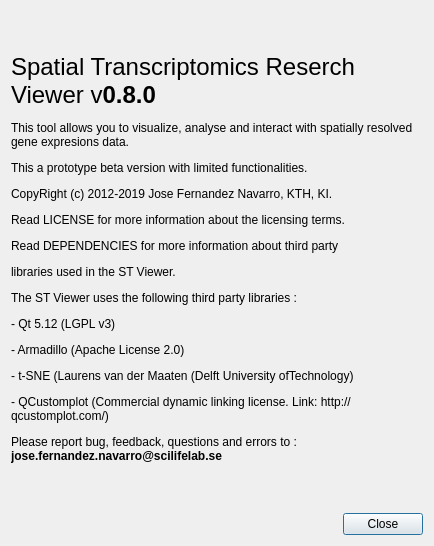
First picture: the form in src/dialogs/aboutdialog.ui, repository jfnavarro/st_viewer, before the edit.
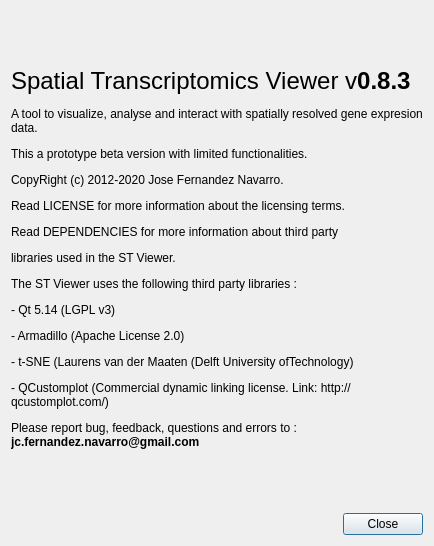
Second picture: the form after the edit.

Commit message: Fixed rendering bug (missing spots) and updated info and license

Diff of the .ui file:
```diff
--- a/src/dialogs/aboutdialog.ui
+++ b/src/dialogs/aboutdialog.ui
@@ -43,7 +43,7 @@
         <bool>true</bool>
        </property>
        <property name="text">
-        <string>&lt;html&gt;&lt;head/&gt;&lt;body&gt;&lt;p&gt;&lt;span style=&quot; font-size:18pt;&quot;&gt;Spatial Transcriptomics Reserch Viewer v&lt;/span&gt;&lt;span style=&quot; font-size:18pt; font-weight:600;&quot;&gt;0.8.0&lt;/span&gt;&lt;/p&gt;&lt;p&gt;This tool allows you to visualize, analyse and interact with spatially resolved gene expresions data.&lt;/p&gt;&lt;p&gt;This a prototype beta version with limited functionalities.&lt;/p&gt;&lt;p&gt;CopyRight (c) 2012-2019 Jose Fernandez Navarro, KTH, KI.&lt;/p&gt;&lt;p&gt;Read LICENSE for more information about the licensing terms.&lt;/p&gt;&lt;p&gt;Read DEPENDENCIES for more information about third party&lt;/p&gt;&lt;p&gt;libraries used in the ST Viewer. &lt;/p&gt;&lt;p&gt;The ST Viewer uses the following third party libraries :&lt;/p&gt;&lt;p&gt;- Qt 5.12 (LGPL v3)&lt;/p&gt;&lt;p&gt;- Armadillo (Apache License 2.0)&lt;/p&gt;&lt;p&gt;- t-SNE (L&lt;span style=&quot; color:#000000;&quot;&gt;aurens van der Maaten (Delft University ofTechnology)&lt;/span&gt;&lt;/p&gt;&lt;p&gt;- QCustomplot (Commercial dynamic linking license. Link: http://qcustomplot.com/)&lt;/p&gt;&lt;p&gt;Please report bug, feedback, questions and errors to : &lt;span style=&quot; font-weight:600;&quot;&gt;jose.fernandez.navarro@scilifelab.se&lt;/span&gt;&lt;/p&gt;&lt;/body&gt;&lt;/html&gt;</string>
+        <string>&lt;html&gt;&lt;head/&gt;&lt;body&gt;&lt;p&gt;&lt;span style=&quot; font-size:18pt;&quot;&gt;Spatial Transcriptomics Viewer v&lt;/span&gt;&lt;span style=&quot; font-size:18pt; font-weight:600;&quot;&gt;0.8.3&lt;/span&gt;&lt;/p&gt;&lt;p&gt;A tool to visualize, analyse and interact with spatially resolved gene expresion data.&lt;/p&gt;&lt;p&gt;This a prototype beta version with limited functionalities.&lt;/p&gt;&lt;p&gt;CopyRight (c) 2012-2020 Jose Fernandez Navarro.&lt;/p&gt;&lt;p&gt;Read LICENSE for more information about the licensing terms.&lt;/p&gt;&lt;p&gt;Read DEPENDENCIES for more information about third party&lt;/p&gt;&lt;p&gt;libraries used in the ST Viewer. &lt;/p&gt;&lt;p&gt;The ST Viewer uses the following third party libraries :&lt;/p&gt;&lt;p&gt;- Qt 5.14 (LGPL v3)&lt;/p&gt;&lt;p&gt;- Armadillo (Apache License 2.0)&lt;/p&gt;&lt;p&gt;- t-SNE (L&lt;span style=&quot; color:#000000;&quot;&gt;aurens van der Maaten (Delft University ofTechnology)&lt;/span&gt;&lt;/p&gt;&lt;p&gt;- QCustomplot (Commercial dynamic linking license. Link: http://qcustomplot.com/)&lt;/p&gt;&lt;p&gt;Please report bug, feedback, questions and errors to : &lt;span style=&quot; font-weight:600;&quot;&gt;jc.fernandez.navarro@gmail.com&lt;/span&gt;&lt;/p&gt;&lt;/body&gt;&lt;/html&gt;</string>
        </property>
        <property name="textFormat">
         <enum>Qt::AutoText</enum>
```
The commit also changes 5 other files.
